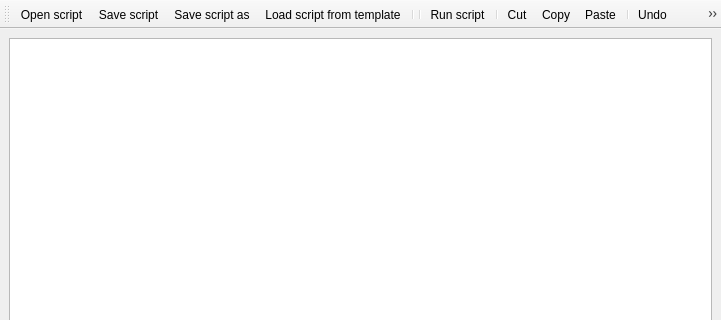
This is python/plugins/processing/ui/DlgScriptEditor.ui in qgis/QGIS as Qt 5 draws it before an edit; both pictures show x 0 to 721 and y 0 to 320 of the 721 by 578 pixel window. The edited form follows.
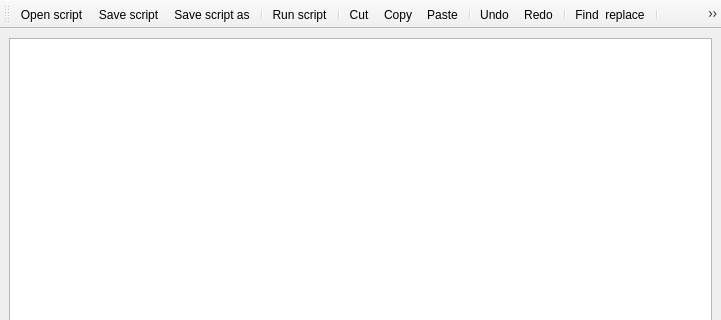
This is the edited form. Custom widgets are drawn as their Qt base class.

Commit message: remove load template button action and fix double separator

What changed in the file:
```diff
--- a/python/plugins/processing/ui/DlgScriptEditor.ui
+++ b/python/plugins/processing/ui/DlgScriptEditor.ui
@@ -106,8 +106,6 @@
    <addaction name="actionOpenScript"/>
    <addaction name="actionSaveScript"/>
    <addaction name="actionSaveScriptAs"/>
-   <addaction name="actionLoadFromTemplate"/>
-   <addaction name="separator"/>
    <addaction name="separator"/>
    <addaction name="actionRunScript"/>
    <addaction name="separator"/>
@@ -156,14 +154,6 @@
     <string>Ctrl+Shift+S</string>
    </property>
   </action>
-  <action name="actionLoadFromTemplate">
-   <property name="text">
-    <string>Load script from template</string>
-   </property>
-   <property name="toolTip">
-    <string>Load script from template</string>
-   </property>
-  </action>
   <action name="actionRunScript">
    <property name="text">
     <string>Run script</string>
```
